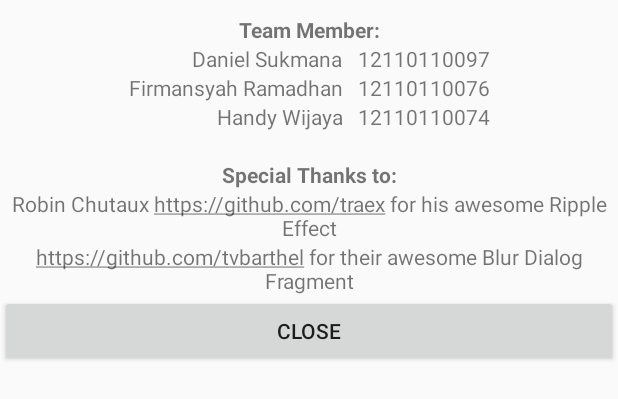
After one commit to handywijaya/mobile, an Android app: the layout dialog_fragment_credit.xml on its own in the app's theme, with its tools: preview values and no code run, on a phone screen of 412 x 824 dp. The commit adds this screen. Shown: the top 399 px of the screen. Run offline under Robolectric (Android 15) with nearby library versions, the phone set to English and light mode, and no system bars.

Commit message:
- tambah credit

```diff
--- a/UMNTour_121101100_74_76_97/app/src/main/java/com/example/daniel/firman/handy/umntour_121101100_74_76_97/MainActivity.java
+++ b/UMNTour_121101100_74_76_97/app/src/main/java/com/example/daniel/firman/handy/umntour_121101100_74_76_97/MainActivity.java
@@ -15,6 +15,7 @@ import android.widget.ImageButton;
 import android.widget.ImageView;
 import android.widget.RelativeLayout;
 
+import com.example.daniel.firman.handy.umntour_121101100_74_76_97.external.BlurDialog;
 import com.example.daniel.firman.handy.umntour_121101100_74_76_97.lantai6.Lantai_6_1;
 
 public class MainActivity extends TourClassActivity {
@@ -62,9 +63,9 @@ public class MainActivity extends TourClassActivity {
         ivCredit.setOnClickListener(new View.OnClickListener() {
             @Override
             public void onClick(View v) {
-                /*Intent i = new Intent(getApplicationContext(), Lantai_6_1.class);
-                animateFadeOutButtonBegin(layout);
-                animateFadeOutBegin();*/
+                String info =null;
+                blurDialog = new BlurDialog().newInstance(R.layout.dialog_fragment_credit, MainActivity.this, floorInformation, info);
+                blurDialog.show(getFragmentManager(), "blur_sample");
             }
         });
 
--- a/UMNTour_121101100_74_76_97/app/src/main/java/com/example/daniel/firman/handy/umntour_121101100_74_76_97/external/BlurDialog.java
+++ b/UMNTour_121101100_74_76_97/app/src/main/java/com/example/daniel/firman/handy/umntour_121101100_74_76_97/external/BlurDialog.java
@@ -185,6 +185,16 @@ public class BlurDialog extends BlurDialogFragment {
                     }
                 });
                 break;
+            case R.layout.dialog_fragment_credit:
+                btnClose = (Button) view.findViewById(R.id.btnClose);
+                btnClose.setOnClickListener(new View.OnClickListener() {
+                    @Override
+                    public void onClick(View v) {
+                        fragment.dismiss();
+                    }
+                });
+                break;
+
         }
         builder.setView(view);
         return builder.create();
--- /dev/null
+++ b/UMNTour_121101100_74_76_97/app/src/main/res/layout/dialog_fragment_credit.xml
@@ -0,0 +1,105 @@
+<?xml version="1.0" encoding="utf-8"?>
+<LinearLayout xmlns:android="http://schemas.android.com/apk/res/android"
+    android:layout_width="match_parent"
+    android:orientation="vertical"
+    android:layout_height="match_parent"
+    android:paddingTop="10dp">
+
+    <TableLayout
+        android:layout_width="match_parent"
+        android:layout_height="wrap_content">
+
+        <TableRow>
+            <TextView
+                android:text="Team Member:"
+                android:textStyle="bold"
+                android:gravity="center"
+                android:layout_weight="1"/>
+        </TableRow>
+
+        <TableRow>
+            <TextView
+                android:text="Daniel Sukmana"
+                android:gravity="right"
+                android:paddingRight="5dp"
+                android:layout_weight="1"/>
+            <TextView
+                android:text="12110110097"
+                android:gravity="left"
+                android:paddingLeft="5dp"
+                android:layout_weight="1"/>
+        </TableRow>
+
+        <TableRow>
+            <TextView
+                android:text="Firmansyah Ramadhan"
+                android:gravity="right"
+                android:paddingRight="5dp"
+                android:layout_weight="1"/>
+            <TextView
+                android:text="12110110076"
+                android:gravity="left"
+                android:paddingLeft="5dp"
+                android:layout_weight="1"/>
+        </TableRow>
+
+        <TableRow>
+            <TextView
+                android:text="Handy Wijaya"
+                android:gravity="right"
+                android:paddingRight="5dp"
+                android:layout_weight="1"/>
+            <TextView
+                android:text="12110110074"
+                android:gravity="left"
+                android:paddingLeft="5dp"
+                android:layout_weight="1"/>
+        </TableRow>
+
+        <TableRow>
+            <TextView
+                android:gravity="left"
+                android:paddingLeft="5dp"
+                android:layout_weight="1"/>
+        </TableRow>
+
+
+
+
+    </TableLayout>
+    <TableLayout
+        android:layout_width="match_parent"
+        android:layout_height="wrap_content"
+        >
+        <TableRow>
+            <TextView
+                android:text="Special Thanks to:"
+                android:textStyle="bold"
+                android:gravity="center"
+                android:layout_weight="1"/>
+        </TableRow>
+        <TableRow>
+            <TextView
+                android:text="@string/thanks1"
+                android:gravity="center"
+                android:layout_weight="1"/>
+        </TableRow>
+        <TableRow>
+            <TextView
+                android:text="@string/thanks2"
+                android:gravity="center"
+                android:layout_weight="1"/>
+        </TableRow>
+        <TableRow>
+            <Button
+                android:layout_width="match_parent"
+                android:layout_height="wrap_content"
+                android:id="@+id/btnClose"
+                android:layout_below="@+id/tvThanksTo"
+                android:layout_weight="1"
+                android:text="Close"/>
+        </TableRow>
+    </TableLayout>
+
+
+</LinearLayout>
--- a/UMNTour_121101100_74_76_97/app/src/main/res/values/strings.xml
+++ b/UMNTour_121101100_74_76_97/app/src/main/res/values/strings.xml
@@ -1,4 +1,6 @@
 <resources>
+    <string name="thanks1">Robin Chutaux <u>https://github.com/traex</u> for his awesome Ripple Effect</string>
+    <string name="thanks2"><u>https://github.com/tvbarthel</u> for their awesome Blur Dialog Fragment</string>
     <string name="app_name">UMNTour_121101100_74_76_97</string>
     <string name="action_settings">Settings</string>
     <string name="title_activity_lantai_6_1">Lantai_6_1</string>
```
